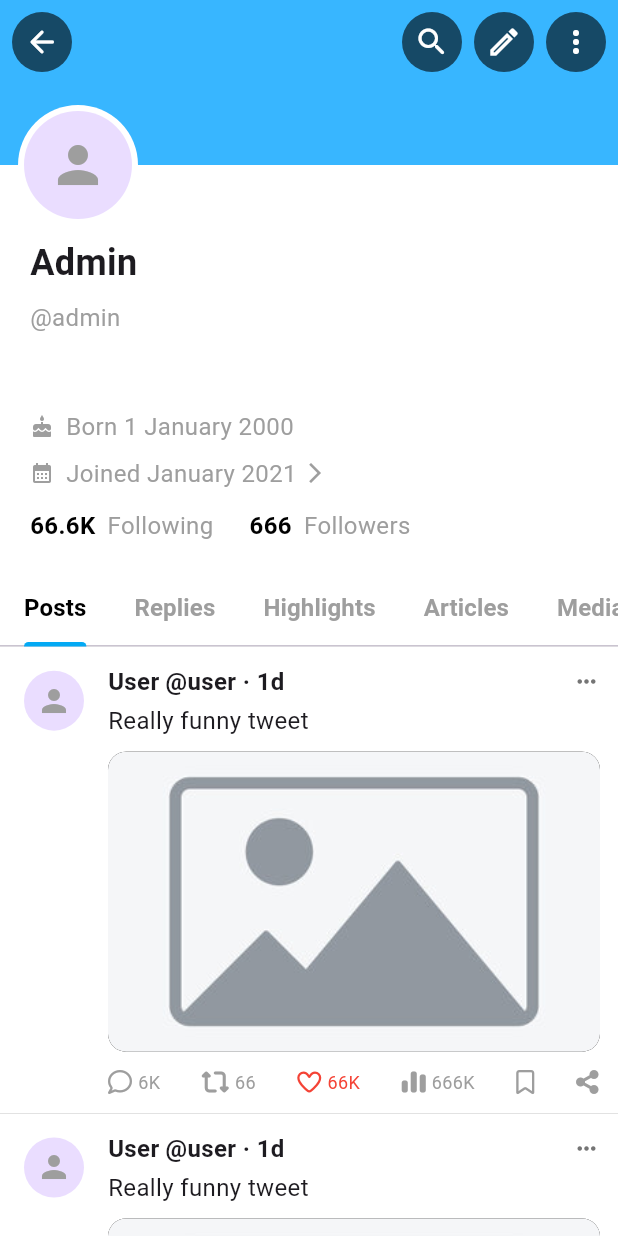
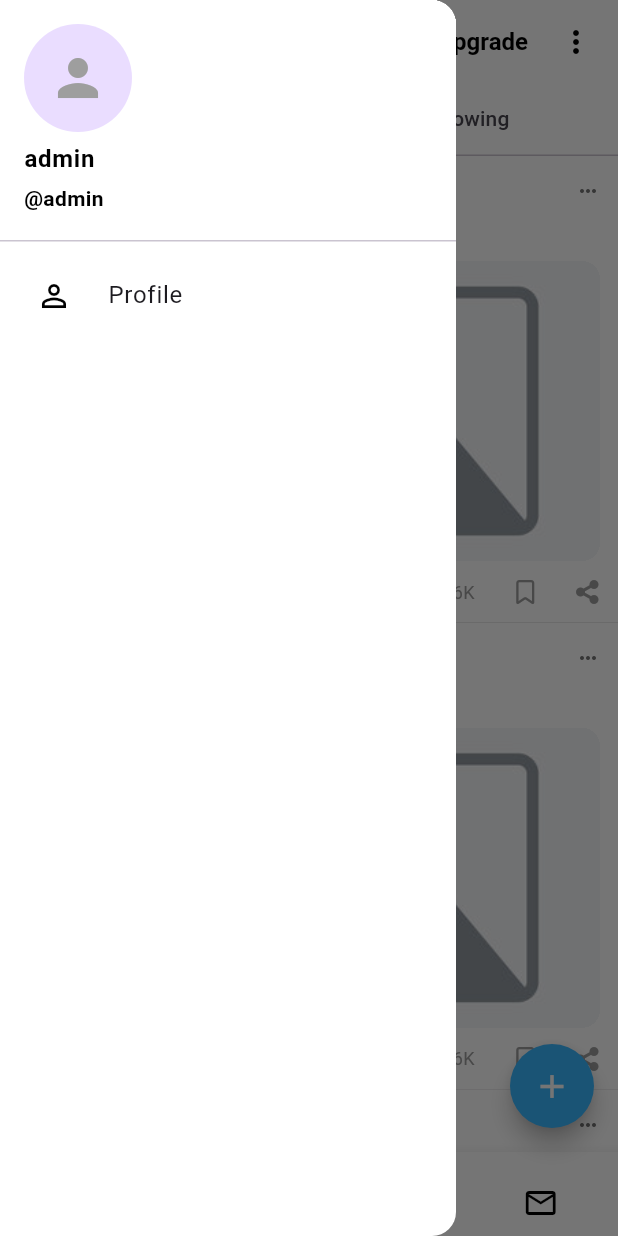
Before and after one commit to ppersimmon/flutter-learning, a Flutter app: the screen it shows after launch, with the side drawer open (before the commit the screen has no drawer), on a phone screen of 412 x 824 dp. Run offline on Flutter 3.47's test engine with Material 3 defaults, Android fonts, the phone set to English and light mode, and no system bars; our stand-ins replace font_awesome_flutter, responsive_sizer.

Commit message:
feat: add homework 4

```diff
--- a/hw_01/lib/main.dart
+++ b/hw_01/lib/main.dart
@@ -1,5 +1,5 @@
 import 'package:flutter/material.dart';
-import 'pages/account.dart';
+import '../pages/home.dart';
 
 void main() {
   runApp(const MyApp());
@@ -12,7 +12,7 @@ class MyApp extends StatelessWidget {
   Widget build(BuildContext context) {
     return MaterialApp(
       debugShowCheckedModeBanner: false,
-      home: const AccountPage(),
+      home: const HomePage(),
     );
   }
 }
--- a/hw_01/lib/pages/account.dart
+++ b/hw_01/lib/pages/account.dart
@@ -1,8 +1,9 @@
 import 'package:flutter/material.dart';
-import 'package:hw_01/widgets/post_item.dart';
+import '../widgets/post_item.dart';
 import '../widgets/app_bar.dart';
 import '../widgets/account_tab_bar.dart';
 import '../widgets/profile_info.dart';
+import '../utils/constants.dart';
 
 class AccountPage extends StatelessWidget {
   const AccountPage({super.key});
@@ -12,7 +13,7 @@ class AccountPage extends StatelessWidget {
     return DefaultTabController(
       length: 6,
       child: Scaffold(
-        backgroundColor: Colors.white,
+        backgroundColor: CColors.grey50,
         body: CustomScrollView(
           slivers: [
             const AccountAppBar(),
@@ -23,7 +24,7 @@ class AccountPage extends StatelessWidget {
 
             const SliverToBoxAdapter(
               child: Padding(
-                padding: EdgeInsets.only(top: 20.0),
+                padding: EdgeInsets.only(top: Sizes.p20),
                 child: AccountTabBar(),
               ),
             ),
@@ -34,7 +35,7 @@ class AccountPage extends StatelessWidget {
               }, childCount: 3),
             ),
 
-            const SliverToBoxAdapter(child: SizedBox(height: 40)),
+            const SliverToBoxAdapter(child: gapH40),
           ],
         ),
       ),
--- /dev/null
+++ b/hw_01/lib/pages/home.dart
@@ -0,0 +1,102 @@
+import 'package:flutter/material.dart';
+import 'package:flutter/rendering.dart';
+import '../utils/constants.dart';
+import '../widgets/home_stripe.dart';
+import '../widgets/app_icon.dart';
+import '../widgets/drawer.dart';
+class HomePage extends StatefulWidget {
+  const HomePage({super.key});
+
+  @override
+  State<HomePage> createState() => _HomePageState();
+}
+
+class _HomePageState extends State<HomePage> {
+  int _selectedIndex = 0;
+  bool _isBottomBarVisible = true;
+
+  static const List<Widget> _pages = [
+    HomeStripe(),
+    Scaffold(backgroundColor: CColors.grey50, body: Center(child: Text('Search'))),
+    Scaffold(backgroundColor: CColors.grey50, body: Center(child: Text('Notifications'))),
+    Scaffold(backgroundColor: CColors.grey50, body: Center(child: Text('Messages'))),
+  ];
+
+  void _onItemTapped(int index) {
+    setState(() {
+      _selectedIndex = index;
+      _isBottomBarVisible = true;
+    });
+  }
+
+  @override
+  Widget build(BuildContext context) {
+    return Scaffold(
+      drawer: const NavDrawer(),
+      body: NotificationListener<UserScrollNotification>(
+        onNotification: (notification) {
+          if (notification.direction == ScrollDirection.reverse &&
+              _isBottomBarVisible) {
+            setState(() => _isBottomBarVisible = false);
+          } else if (notification.direction == ScrollDirection.forward &&
+              !_isBottomBarVisible) {
+            setState(() => _isBottomBarVisible = true);
+          }
+          return true;
+        },
+        child: IndexedStack(index: _selectedIndex, children: _pages),
+      ),
+
+      floatingActionButton: AnimatedScale(
+        scale: _isBottomBarVisible && _selectedIndex == 0 ? Sizes.p1 : Sizes.p0,
+        duration: const Duration(milliseconds: 200),
+
+        child: FloatingActionButton(
+          onPressed: () {},
+          backgroundColor: CColors.blue500,
+          shape: const CircleBorder(),
+          child: const Icon(Icons.add, color: CColors.grey50, size: Sizes.p26),
+        ),
+      ),
+
+      bottomNavigationBar: AnimatedContainer(
+        duration: const Duration(milliseconds: 200),
+        height: _isBottomBarVisible ? kBottomNavigationBarHeight : Sizes.p0,
+
+        child: Wrap(
+          children: [
+            BottomNavigationBar(
+              type: BottomNavigationBarType.fixed,
+              currentIndex: _selectedIndex,
+              onTap: _onItemTapped,
+              showSelectedLabels: false,
+              showUnselectedLabels: false,
+              backgroundColor: CColors.grey50,
+              items: const [
+                BottomNavigationBarItem(
+                  icon: AppIcon(icon: Icons.home_outlined),
+                  activeIcon: AppIcon(icon: Icons.home_filled),
+                  label: '',
+                ),
+                BottomNavigationBarItem(
+                  icon: AppIcon(icon: Icons.search),
+                  label: '',
+                ),
+                BottomNavigationBarItem(
+                  icon: AppIcon(icon: Icons.notifications_outlined),
+                  activeIcon: AppIcon(icon: Icons.notifications),
+                  label: '',
+                ),
+                BottomNavigationBarItem(
+                  icon: AppIcon(icon: Icons.mail_outline),
+                  activeIcon: AppIcon(icon: Icons.mail),
+                  label: '',
+                ),
+              ],
+            ),
+          ],
+        ),
+      ),
+    );
+  }
+}
--- /dev/null
+++ b/hw_01/lib/utils/constants.dart
@@ -0,0 +1,116 @@
+import 'package:flutter/material.dart';
+import 'pixel_sizer.dart';
+
+class Sizes {
+  static const double p0 = 0.0;
+  static const double p1 = 1.0;
+  static const double p2 = 2.0;
+  static const double p4 = 4.0;
+  static const double p6 = 6.0;
+  static const double p8 = 8.0;
+  static const double p10 = 10.0;
+  static const double p12 = 12.00;
+  static const double p16 = 16.0;
+  static const double p20 = 20.0;
+  static const double p24 = 24.0;
+  static const double p26 = 26.0;
+  static const double p29 = 29.0;
+  static const double p30 = 30.0;
+  static const double p32 = 32.0;
+  static const double p40 = 40.0;
+  static const double p46 = 46.0;
+  static const double p48 = 48.0;
+  static const double p54 = 54.0;
+  static const double p59 = 59.0;
+  static const double p64 = 64.0;
+  static const double p72 = 72.0;
+  static const double p92 = 92.0;
+  static const double p120 = 120.0;
+  static const double p160 = 160.0;
+  static const double p200 = 200.0;
+}
+
+class ResponsiveGaps {
+  static SizedBox gapW(double width) => SizedBox(width: width.pw);
+  static SizedBox gapH(double height) => SizedBox(height: height.ph);
+
+  static final w4 = gapW(Sizes.p4);
+  static final w8 = gapW(Sizes.p8);
+  static final w12 = gapW(Sizes.p12);
+  static final w16 = gapW(Sizes.p16);
+  static final w20 = gapW(Sizes.p20);
+  static final w24 = gapW(Sizes.p24);
+  static final w26 = gapW(Sizes.p26);
+  static final w32 = gapW(Sizes.p32);
+  static final w40 = gapW(Sizes.p40);
+  static final w46 = gapW(Sizes.p46);
+  static final w48 = gapW(Sizes.p48);
+  static final w64 = gapW(Sizes.p64);
+
+  static final h4 = gapH(Sizes.p4);
+  static final h8 = gapH(Sizes.p8);
+  static final h12 = gapH(Sizes.p12);
+  static final h16 = gapH(Sizes.p16);
+  static final h20 = gapH(Sizes.p20);
+  static final h24 = gapH(Sizes.p24);
+  static final h26 = gapH(Sizes.p26);
+  static final h32 = gapH(Sizes.p32);
+  static final h40 = gapH(Sizes.p40);
+  static final h46 = gapH(Sizes.p46);
+  static final h48 = gapH(Sizes.p48);
+  static final h54 = gapH(Sizes.p54);
+  static final h59 = gapH(Sizes.p59);
+  static final h64 = gapH(Sizes.p64);
+  static final h120 = gapH(Sizes.p120);
+  static final h200 = gapH(Sizes.p200);
+}
+
+/// Constant gap widths
+const gapW4 = SizedBox(width: Sizes.p4);
+const gapW8 = SizedBox(width: Sizes.p8);
+const gapW10 = SizedBox(width: Sizes.p10);
+const gapW12 = SizedBox(width: Sizes.p12);
+const gapW16 = SizedBox(width: Sizes.p16);
+const gapW20 = SizedBox(width: Sizes.p20);
+const gapW24 = SizedBox(width: Sizes.p24);
+const gapW26 = SizedBox(width: Sizes.p26);
+const gapW32 = SizedBox(width: Sizes.p32);
+const gapW40 = SizedBox(width: Sizes.p40);
+const gapW46 = SizedBox(width: Sizes.p46);
+const gapW48 = SizedBox(width: Sizes.p48);
+const gapW64 = SizedBox(width: Sizes.p64);
+const gapW120 = SizedBox(width: Sizes.p120);
+
+/// Constant gap heights
+const gapH2 = SizedBox(height: Sizes.p2);
+const gapH4 = SizedBox(height: Sizes.p4);
+const gapH6 = SizedBox(height: Sizes.p6);
+const gapH8 = SizedBox(height: Sizes.p8);
+const gapH10 = SizedBox(height: Sizes.p10);
+const gapH12 = SizedBox(height: Sizes.p12);
+const gapH16 = SizedBox(height: Sizes.p16);
+const gapH20 = SizedBox(height: Sizes.p20);
+const gapH24 = SizedBox(height: Sizes.p24);
+const gapH26 = SizedBox(height: Sizes.p26);
+const gapH29 = SizedBox(height: Sizes.p29);
+const gapH30 = SizedBox(height: Sizes.p30);
+const gapH32 = SizedBox(height: Sizes.p32);
+const gapH40 = SizedBox(height: Sizes.p40);
+const gapH46 = SizedBox(height: Sizes.p46);
+const gapH48 = SizedBox(height: Sizes.p48);
+const gapH64 = SizedBox(height: Sizes.p64);
+const gapH92 = SizedBox(height: Sizes.p92);
+const gapH120 = SizedBox(height: Sizes.p120);
+const gapH160 = SizedBox(height: Sizes.p160);
+const gapH200 = SizedBox(height: Sizes.p200);
+
+class CColors {
+  static const Color grey50 = Colors.white;
+  static const Color grey100 = Colors.grey;
+  static const Color grey600 = Color(0xFF757575);
+  static const Color black = Colors.black;
+  static const Color blue500 = Color(0xff38b6ff);
+  static const Color red = Colors.red;
+  static const Color outline = Color.fromRGBO(0, 0, 0, 0.6);
+  static const Color transparent = Colors.transparent;
+}
--- a/hw_01/lib/widgets/account_header.dart
+++ b/hw_01/lib/widgets/account_header.dart
@@ -1,4 +1,5 @@
 import 'package:flutter/material.dart';
+import '../utils/constants.dart';
 import 'user_avatar.dart';
 
 class AccountHeader extends StatelessWidget {
@@ -11,11 +12,11 @@ class AccountHeader extends StatelessWidget {
     return Stack(
       alignment: Alignment.bottomLeft,
       children: [
-        Container(color: Colors.white),
+        Container(color: CColors.grey50),
         Positioned.fill(
-          bottom: avatarRadius / 2 + 20,
+          bottom: avatarRadius,
           child: Container(
-            color: Colors.blue,
+            color: CColors.blue500,
             child: Image.asset(
               'assets/images/app_bar_bg.png',
               fit: BoxFit.cover,
@@ -24,7 +25,7 @@ class AccountHeader extends StatelessWidget {
         ),
 
         Padding(
-          padding: const EdgeInsets.only(left: 12.0),
+          padding: const EdgeInsets.only(left: Sizes.p12),
           child: UserAvatar(radius: avatarRadius),
         ),
       ],
--- a/hw_01/lib/widgets/account_tab_bar.dart
+++ b/hw_01/lib/widgets/account_tab_bar.dart
@@ -1,4 +1,5 @@
 import 'package:flutter/material.dart';
+import '../utils/constants.dart';
 
 class AccountTabBar extends StatelessWidget {
   const AccountTabBar({super.key});
@@ -7,7 +8,7 @@ class AccountTabBar extends StatelessWidget {
   Widget build(BuildContext context) {
     return Container(
       decoration: const BoxDecoration(
-        border: Border(bottom: BorderSide(color: Colors.grey, width: 0.1)),
+        border: Border(bottom: BorderSide(color: CColors.grey100, width: 0.1)),
       ),
       child: const TabBar(
         isScrollable: true,
--- /dev/null
+++ b/hw_01/lib/widgets/app_icon.dart
@@ -0,0 +1,47 @@
+import 'package:flutter/material.dart';
+import '../utils/constants.dart';
+
+class AppIcon extends StatelessWidget {
+  final IconData icon;
+  final Color? color;
+  final Color? background;
+  final double? size;
+  final bool isFilled;
+  final VoidCallback? onTap;
+
+  const AppIcon({
+    super.key,
+    required this.icon,
+    this.color,
+    this.background,
+    this.size,
+    this.isFilled = false,
+    this.onTap,
+  });
+
+  @override
+  Widget build(BuildContext context) {
+    final setIconColor = color ?? (isFilled ? CColors.grey50 : CColors.black);
+    final setIconBackground = background ??
+        (isFilled ? CColors.outline : CColors.transparent);
+
+    return Container(
+      padding: const EdgeInsets.all(Sizes.p8),
+      decoration: BoxDecoration(
+        color: setIconBackground,
+        shape: BoxShape.circle,
+      ),
+      child: Material(
+        color: CColors.transparent,
+        child: InkWell(
+          onTap: onTap,
+            child: Icon(
+              icon,
+              color: setIconColor,
+              size: size ?? Sizes.p24,
+            ),
+        ),
+          ),
+    );
+  }
+}
--- a/hw_01/lib/widgets/circle_icon.dart
+++ /dev/null
@@ -1,26 +0,0 @@
-import 'package:flutter/material.dart';
-
-class CircleIcon extends StatelessWidget {
-  final IconData icon;
-
-  const CircleIcon({
-    super.key,
-    required this.icon,
-});
-
-  @override
-  Widget build(BuildContext context) {
-    return Container(
-      padding: const EdgeInsets.all(8.0),
-      decoration: BoxDecoration(
-        color: Colors.black.withValues(alpha: 0.6),
-        shape: BoxShape.circle,
-      ),
-      child: Icon(
-        icon,
-        color: Colors.white,
-        size: 24,
-      ),
-    );
-  }
-}
--- /dev/null
+++ b/hw_01/lib/widgets/drawer.dart
@@ -0,0 +1,41 @@
+import 'package:flutter/material.dart';
+import '../pages/account.dart';
+import '../utils/constants.dart';
+import 'app_icon.dart';
+import 'user_avatar.dart';
+
+class NavDrawer extends StatefulWidget {
+  const NavDrawer({super.key});
+
+  @override
+  State<NavDrawer> createState() => _NavDrawerState();
+}
+
+class _NavDrawerState extends State<NavDrawer> {
+
+  @override
+  Widget build(BuildContext context) {
+    return Drawer(
+      backgroundColor: CColors.grey50,
+      child: ListView(
+        children: [
+          const UserAccountsDrawerHeader(
+            decoration: BoxDecoration(color: CColors.grey50),
+            accountName: Text("admin", style: TextStyle(color: CColors.black, fontWeight: FontWeight.bold)),
+            accountEmail: Text("@admin", style: TextStyle(color: CColors.black, fontWeight: FontWeight.bold)),
+            currentAccountPicture: UserAvatar()
+          ),
+
+          ListTile(
+            leading: const AppIcon(icon: Icons.person_outline),
+            title: const Text('Profile'),
+            onTap: () {
+              Navigator.pop(context);
+              Navigator.of(context).push(MaterialPageRoute(builder: (context) => AccountPage()));
+            },
+          ),
+        ],
+      ),
+    );
+  }
+}
--- /dev/null
+++ b/hw_01/lib/widgets/home_stripe.dart
@@ -0,0 +1,38 @@
+import 'package:flutter/material.dart';
+import '../widgets/post_item.dart';
+import 'home_app_bar.dart';
+
+class HomeStripe extends StatelessWidget {
+  const HomeStripe({super.key});
+
+  @override
+  Widget build(BuildContext context) {
+    return DefaultTabController(
+      length: 2,
+      child: NestedScrollView(
+        floatHeaderSlivers: true,
+        headerSliverBuilder: (context, innerBoxScrolled) {
+          return [const HomeAppBar()];
+        },
+        body: TabBarView(
+          children: [
+            ListView.builder(
+              padding: EdgeInsets.zero,
+              itemCount: 10,
+              itemBuilder: (context, index) {
+                return PostItem();
+              },
+            ),
+            ListView.builder(
+              padding: EdgeInsets.zero,
+              itemCount: 10,
+              itemBuilder: (context, index) {
+                return const PostItem();
+              },
+            ),
+          ],
+        ),
+      ),
+    );
+  }
+}
--- a/hw_01/lib/widgets/post_item.dart
+++ b/hw_01/lib/widgets/post_item.dart
@@ -1,25 +1,32 @@
 import 'package:flutter/material.dart';
 import 'package:font_awesome_flutter/font_awesome_flutter.dart';
 import 'user_avatar.dart';
+import '../utils/constants.dart';
 
 class PostItem extends StatelessWidget {
-  const PostItem({super.key});
+  final String? image;
+
+  const PostItem({
+    super.key,
+    this.image,
+  });
 
   @override
   Widget build(BuildContext context) {
     return Container(
       decoration: const BoxDecoration(
-        border: Border(bottom: BorderSide(color: Colors.grey, width: 0.2)),
+        color: CColors.grey50,
+        border: Border(bottom: BorderSide(color: CColors.grey100, width: 0.2)),
       ),
-      padding: const EdgeInsets.all(12),
+      padding: const EdgeInsets.all(Sizes.p12),
       child: Row(
         crossAxisAlignment: CrossAxisAlignment.start,
         children: [
           const UserAvatar(
-            radius: 24,
+            radius: Sizes.p24,
           ),
 
-          const SizedBox(width: 12),
+          gapW12,
 
           Expanded(
             child: Column(
@@ -34,7 +41,7 @@ class PostItem extends StatelessWidget {
                         fontSize: 16,
                       ),
                     ),
-                    const SizedBox(width: 4),
+                    gapW4,
                     Text(
                       '@user · 1d',
                       style: TextStyle(
@@ -43,36 +50,61 @@ class PostItem extends StatelessWidget {
                       ),
                     ),
                     const Spacer(),
-                    Icon(Icons.more_horiz, size: 18, color: Colors.grey[600]),
+                    Icon(Icons.more_horiz, size: Sizes.p16, color: CColors.grey600),
                   ],
                 ),
-                const SizedBox(height: 4),
+                gapH4,
                 const Text(
                   'Really funny tweet',
                   style: TextStyle(fontSize: 16, height: 1.3),
                 ),
-                const SizedBox(height: 10),
+                gapH10,
 
                 Container(
-                  height: 200,
+                  height: Sizes.p200,
                   width: double.infinity,
-                  decoration: BoxDecoration(
-                    borderRadius: BorderRadius.circular(12),
-                    color: Colors.black,
-                    image: const DecorationImage(
-                      image: AssetImage('assets/images/post_img.jpg'),
-                      fit: BoxFit.cover,
+                  clipBehavior: Clip.hardEdge,
+                  decoration: BoxDecoration(borderRadius: BorderRadius.circular(12)),
+                  child: Hero(
+                    tag: image ?? 'assets/images/post_img.jpg',
+                    child: Material(
+                      color: CColors.transparent,
+                      child: InkWell(
+                        onTap: () {
+                          Navigator.of(context).push(
+                            MaterialPageRoute(
+                              builder: (context) => Scaffold(
+                                backgroundColor: CColors.black,
+                                body: Center(
+                                  child: Hero(
+                                    tag: image ?? 'assets/images/post_img.jpg',
+                                    child: Image.asset(
+                                      image ?? 'assets/images/post_img.jpg',
+                                      fit: BoxFit.cover,
+                                    ),
+                                  ),
+                                ),
+                              ),
+                            ),
+                          );
+                        },
+                        child: Image.asset(
+                          image ?? 'assets/images/post_img.jpg',
+                          fit: BoxFit.cover,
+                        ),
+                      ),
                     ),
                   ),
                 ),
-                const SizedBox(height: 12),
+
+                gapH12,
 
                 Row(
                   mainAxisAlignment: MainAxisAlignment.spaceBetween,
                   children: [
                     _buildActionButton(FontAwesomeIcons.comment, '6K'),
                     _buildActionButton(FontAwesomeIcons.retweet, '66'),
-                    _buildActionButton(FontAwesomeIcons.heart, '66K', color: Colors.red,),
+                    _buildActionButton(FontAwesomeIcons.heart, '66K', color: CColors.red,),
                     _buildActionButton(FontAwesomeIcons.chartSimple, '666K'),
                     _buildActionButton(FontAwesomeIcons.bookmark, ''),
                     _buildActionButton(FontAwesomeIcons.shareNodes, ''),
@@ -90,12 +122,12 @@ class PostItem extends StatelessWidget {
 Widget _buildActionButton(IconData icon, String label, {Color? color}) {
   return Row(
     children: [
-      FaIcon(icon, size: 16, color: color ?? Colors.grey),
+      FaIcon(icon, size: Sizes.p16, color: color ?? CColors.grey100),
       if (label.isNotEmpty) ...[
-        const SizedBox(width: 4),
+        gapW4,
         Text(
           label,
-          style: TextStyle(fontSize: 12, color: color ?? Colors.grey),
+          style: TextStyle(fontSize: 12, color: color ?? CColors.grey100),
         ),
       ],
     ],
--- a/hw_01/lib/widgets/profile_info.dart
+++ b/hw_01/lib/widgets/profile_info.dart
@@ -1,4 +1,5 @@
 import 'package:flutter/material.dart';
+import '../utils/constants.dart';
 
 class ProfileInfo extends StatelessWidget {
   const ProfileInfo({super.key});
@@ -6,11 +7,11 @@ class ProfileInfo extends StatelessWidget {
   @override
   Widget build(BuildContext context) {
     return Padding(
-      padding: const EdgeInsets.symmetric(horizontal: 20.0),
+      padding: const EdgeInsets.symmetric(horizontal: Sizes.p20),
       child: Column(
         crossAxisAlignment: CrossAxisAlignment.start,
         children: [
-          const SizedBox(height: 8),
+          gapH8,
           const Text(
             'Admin',
             style: TextStyle(
@@ -18,71 +19,71 @@ class ProfileInfo extends StatelessWidget {
               fontWeight: FontWeight.bold,
             ),
           ),
-          const SizedBox(height: 8),
+          gapH8,
           const Text(
             '@admin',
-            style: TextStyle(fontSize: 16, color: Colors.grey),
+            style: TextStyle(fontSize: 16, color: CColors.grey100),
           ),
-          const SizedBox(height: 50),
+          gapH40,
           Row(
             children: [
-              Icon(Icons.cake, size: 16, color: Colors.grey),
-              const SizedBox(width: 8),
+              Icon(Icons.cake, size: Sizes.p16, color: CColors.grey100),
+              gapW8,
               const Text(
                 'Born 1 January 2000 ',
-                style: TextStyle(fontSize: 16, color: Colors.grey),
+                style: TextStyle(fontSize: 16, color: CColors.grey100),
               ),
             ],
           ),
-          const SizedBox(height: 8),
+          gapH8,
           Row(
             children: [
               Icon(
                 Icons.calendar_month,
-                size: 16,
-                color: Colors.grey,
+                size: Sizes.p16,
+                color: CColors.grey100,
               ),
-              const SizedBox(width: 8),
+              gapW8,
               const Text(
                 'Joined January 2021 ',
-                style: TextStyle(fontSize: 16, color: Colors.grey),
+                style: TextStyle(fontSize: 16, color: CColors.grey100),
               ),
               Icon(
                 Icons.arrow_forward_ios,
-                size: 16,
-                color: Colors.grey,
+                size: Sizes.p16,
+                color: CColors.grey100,
               ),
             ],
           ),
-          const SizedBox(height: 12),
+          gapH12,
           Row(
             children: [
               const Text(
                 '66.6K',
                 style: TextStyle(
                   fontSize: 16,
-                  color: Colors.black,
+                  color: CColors.black,
                   fontWeight: FontWeight.bold,
                 ),
               ),
-              const SizedBox(width: 8),
+              gapW8,
               const Text(
                 'Following',
-                style: TextStyle(fontSize: 16, color: Colors.grey),
+                style: TextStyle(fontSize: 16, color: CColors.grey100),
               ),
-              const SizedBox(width: 24),
+              gapW24,
               const Text(
                 '666',
                 style: TextStyle(
                   fontSize: 16,
-                  color: Colors.black,
+                  color: CColors.black,
                   fontWeight: FontWeight.bold,
                 ),
               ),
-              const SizedBox(width: 8),
+              gapW8,
               const Text(
                 'Followers',
-                style: TextStyle(fontSize: 16, color: Colors.grey),
+                style: TextStyle(fontSize: 16, color: CColors.grey100),
               ),
             ],
           ),
--- a/hw_01/lib/widgets/user_avatar.dart
+++ b/hw_01/lib/widgets/user_avatar.dart
@@ -1,4 +1,6 @@
 import 'package:flutter/material.dart';
+import '../utils/constants.dart';
+import '../widgets/app_icon.dart';
 
 class UserAvatar extends StatelessWidget {
   final double radius;
@@ -6,7 +8,7 @@ class UserAvatar extends StatelessWidget {
 
   const UserAvatar({
     super.key,
-    this.radius = 50.0,
+    this.radius = Sizes.p40,
     this.avatarImgUrl,
 });
 
@@ -14,14 +16,14 @@ class UserAvatar extends StatelessWidget {
   Widget build(BuildContext context) {
     return CircleAvatar(
       radius: radius,
-      backgroundColor: Colors.white,
+      backgroundColor: CColors.grey50,
       child: CircleAvatar(
-        radius: radius - 4,
+        radius: radius - Sizes.p4,
         backgroundImage: avatarImgUrl != null
             ? AssetImage(avatarImgUrl!)
             : null,
         child: avatarImgUrl == null
-            ? Icon(Icons.person, size: radius, color: Colors.grey)
+            ? AppIcon(icon: Icons.person, size: radius, color: CColors.grey100)
             : null,
       ),
     );
--- a/hw_01/pubspec.yaml
+++ b/hw_01/pubspec.yaml
@@ -29,6 +29,7 @@ environment:
 # versions available, run `flutter pub outdated`.
 dependencies:
   font_awesome_flutter: ^10.12.0
+  responsive_sizer: ^3.3.1
   flutter:
     sdk: flutter
 
```
Also changed, not shown: hw_01/lib/utils/pixel_sizer.dart (added, +14 -0 lines), hw_01/lib/widgets/app_bar.dart (+12 -11 lines), hw_01/lib/widgets/home_app_bar.dart (added, +56 -0 lines).
